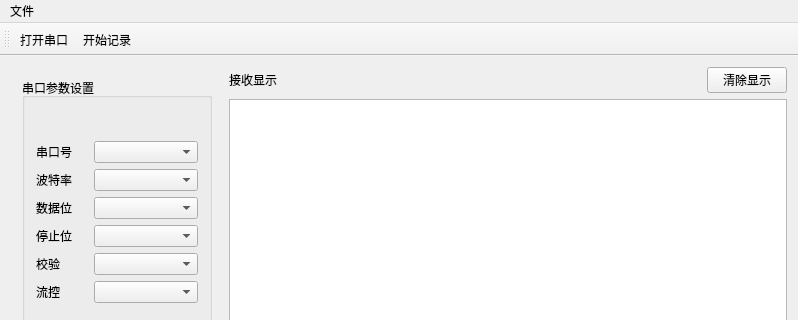
Above: mainwindow.ui from pengjianaixue/ComTestTools before the change; both pictures show x 0 to 798 and y 0 to 320 of the 798 by 604 pixel window. Below: the same form after it.
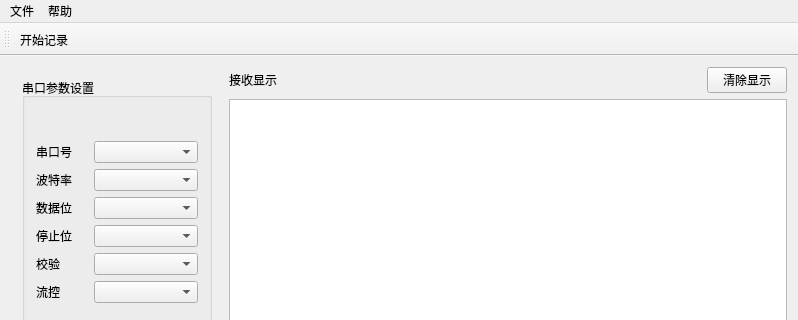
That is the form after the change. Icons and pictures are not drawn.

```diff
--- a/mainwindow.ui
+++ b/mainwindow.ui
@@ -485,7 +485,7 @@
      <x>0</x>
      <y>0</y>
      <width>798</width>
-     <height>23</height>
+     <height>21</height>
     </rect>
    </property>
    <widget class="QMenu" name="menu">
@@ -495,7 +495,14 @@
     <addaction name="openComportAction"/>
     <addaction name="startRecordAction"/>
    </widget>
+   <widget class="QMenu" name="menu_2">
+    <property name="title">
+     <string>帮助</string>
+    </property>
+    <addaction name="about_action"/>
+   </widget>
    <addaction name="menu"/>
+   <addaction name="menu_2"/>
   </widget>
   <widget class="QToolBar" name="mainToolBar">
    <attribute name="toolBarArea">
@@ -504,19 +511,9 @@
    <attribute name="toolBarBreak">
     <bool>false</bool>
    </attribute>
-   <addaction name="openComportAction"/>
    <addaction name="startRecordAction"/>
   </widget>
   <widget class="QStatusBar" name="statusBar"/>
-  <action name="openComportAction">
-   <property name="icon">
-    <iconset resource="rc.qrc">
-     <normaloff>:/rc/icon/resource/serial-port-on.png</normaloff>:/rc/icon/resource/serial-port-on.png</iconset>
-   </property>
-   <property name="text">
-    <string>打开串口</string>
-   </property>
-  </action>
   <action name="startRecordAction">
    <property name="checkable">
     <bool>true</bool>
```
Left out of the diff: 27 changed lines with no effect on the pictures.
